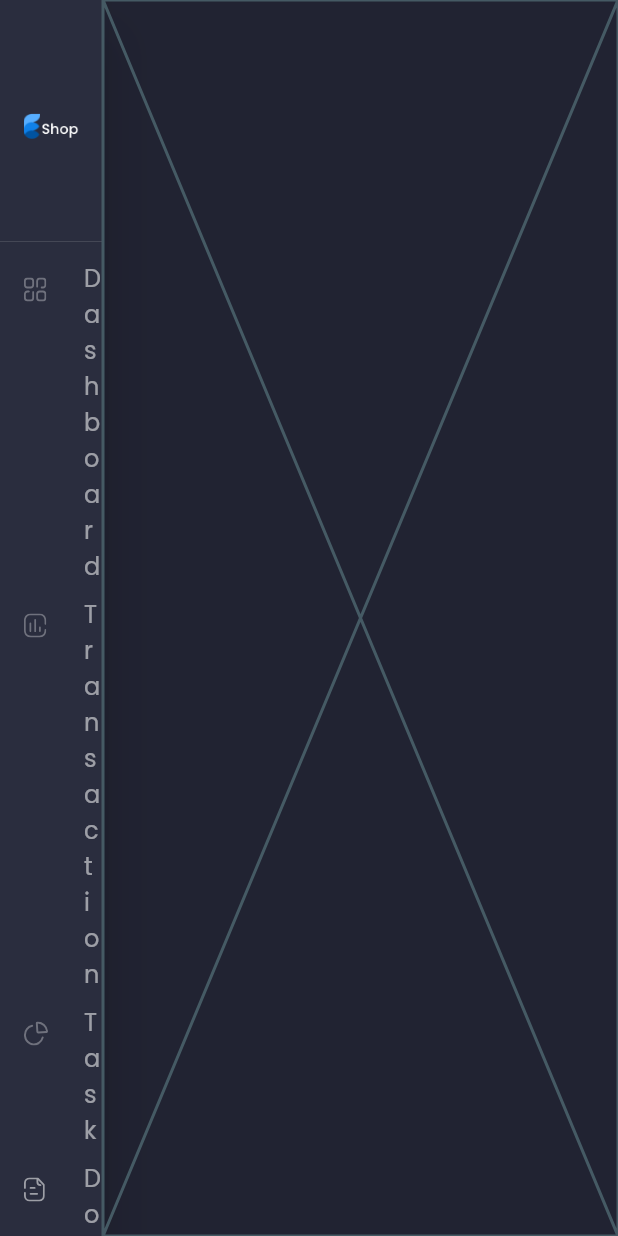
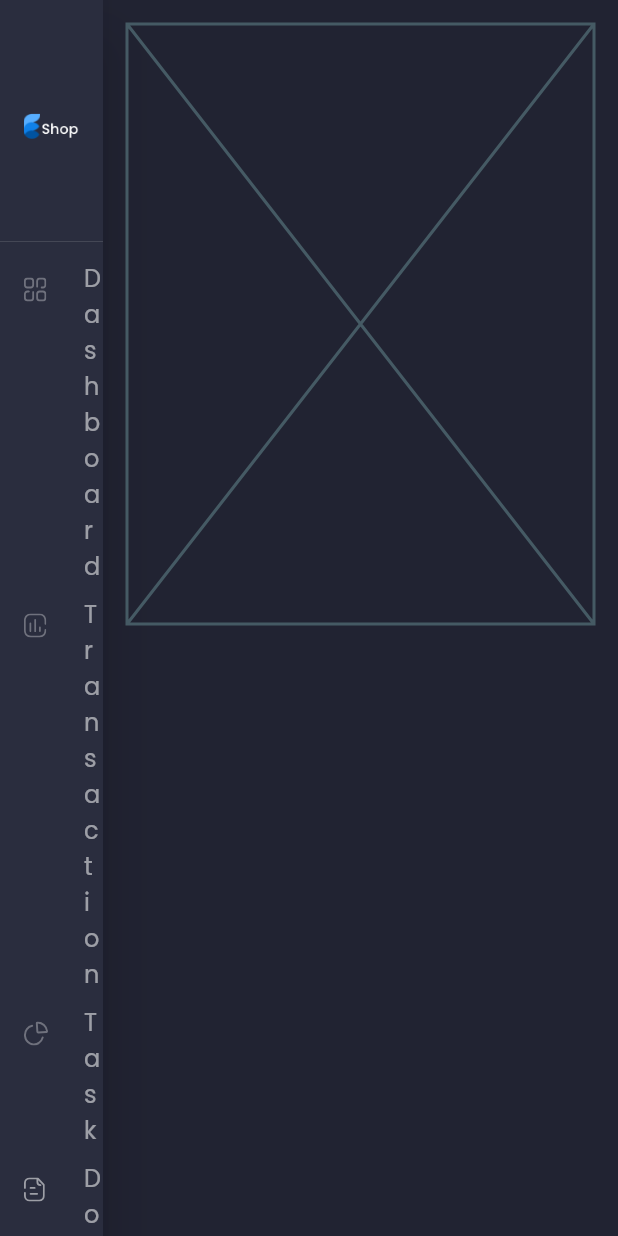
Before and after one commit to tadakun8/flutter_responsive_admin_panel_or_dashboard_clone, a Flutter app: the screen it shows after launch, on a phone screen of 412 x 824 dp. Run offline on Flutter 3.47's test engine with Material 2 defaults, Android fonts, the phone set to English and light mode, and no system bars; our stand-ins replace flutter_svg, google_fonts.

Commit message:
feat: Create template of DashBoardScreen

```diff
--- a/lib/constants.dart
+++ b/lib/constants.dart
@@ -4,4 +4,6 @@ class Constants {
   static const primaryColor = Color(0xFF2697FF);
   static const secondaryColor = Color(0xFF2A2D3E);
   static const bgColor = Color(0xFF212332);
+
+  static const defaultPadding = 16.0;
 }
--- /dev/null
+++ b/lib/screen/dashboard/dashboard_screen.dart
@@ -0,0 +1,20 @@
+import 'package:flutter/material.dart';
+import 'package:flutter_responsive_admin_panel_or_dashboard_clone/constants.dart';
+
+class DashBoardScreen extends StatelessWidget {
+  const DashBoardScreen({Key? key}) : super(key: key);
+
+  @override
+  Widget build(BuildContext context) {
+    return SafeArea(
+      child: SingleChildScrollView(
+        padding: const EdgeInsets.all(Constants.defaultPadding),
+        child: Column(
+          children: [
+            Placeholder(),
+          ],
+        ),
+      ),
+    );
+  }
+}
--- a/lib/screen/main/main_screen.dart
+++ b/lib/screen/main/main_screen.dart
@@ -1,4 +1,5 @@
 import 'package:flutter/material.dart';
+import 'package:flutter_responsive_admin_panel_or_dashboard_clone/screen/dashboard/dashboard_screen.dart';
 import 'package:flutter_responsive_admin_panel_or_dashboard_clone/screen/main/components/side_menu.dart';
 
 class MainScreen extends StatelessWidget {
@@ -16,7 +17,7 @@ class MainScreen extends StatelessWidget {
             Expanded(flex: 1, child: SideMenu()),
             // DashboardScreen
             // It takes 5/6 part of the screen
-            Expanded(flex: 5, child: Placeholder()),
+            Expanded(flex: 5, child: DashBoardScreen()),
           ],
         ),
       ),
```
